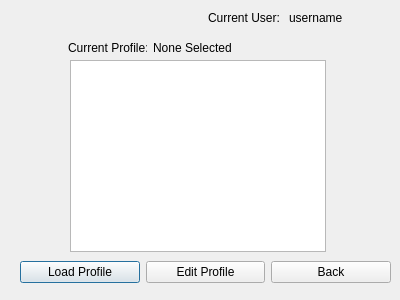
First picture: the form in Project/DESM/loadProfile.ui, repository Dragomegak/DESM-Personal, before the edit.
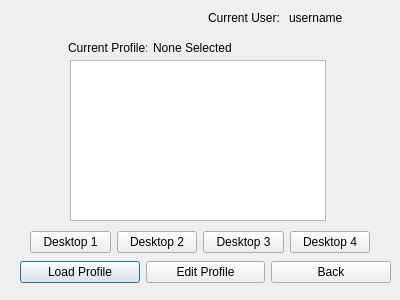
Second picture: the form after the edit.

Commit message: desktop buttons on their own on load profile screen, removed add profile button to edit profile screen going to try to compile

The edit to the form file:
```diff
--- a/Project/DESM/loadProfile.ui
+++ b/Project/DESM/loadProfile.ui
@@ -104,10 +104,50 @@
      <x>70</x>
      <y>60</y>
      <width>256</width>
-     <height>192</height>
+     <height>161</height>
     </rect>
    </property>
   </widget>
+  <widget class="QWidget" name="">
+   <property name="geometry">
+    <rect>
+     <x>30</x>
+     <y>230</y>
+     <width>340</width>
+     <height>24</height>
+    </rect>
+   </property>
+   <layout class="QHBoxLayout" name="horizontalLayout_4">
+    <item>
+     <widget class="QPushButton" name="desktopOneButton">
+      <property name="text">
+       <string>Desktop 1</string>
+      </property>
+     </widget>
+    </item>
+    <item>
+     <widget class="QPushButton" name="desktopTwoButton">
+      <property name="text">
+       <string>Desktop 2</string>
+      </property>
+     </widget>
+    </item>
+    <item>
+     <widget class="QPushButton" name="desktopThreeButton">
+      <property name="text">
+       <string>Desktop 3</string>
+      </property>
+     </widget>
+    </item>
+    <item>
+     <widget class="QPushButton" name="desktopFourButton">
+      <property name="text">
+       <string>Desktop 4</string>
+      </property>
+     </widget>
+    </item>
+   </layout>
+  </widget>
  </widget>
  <resources/>
  <connections/>
```
The commit also changes 23 other files.
